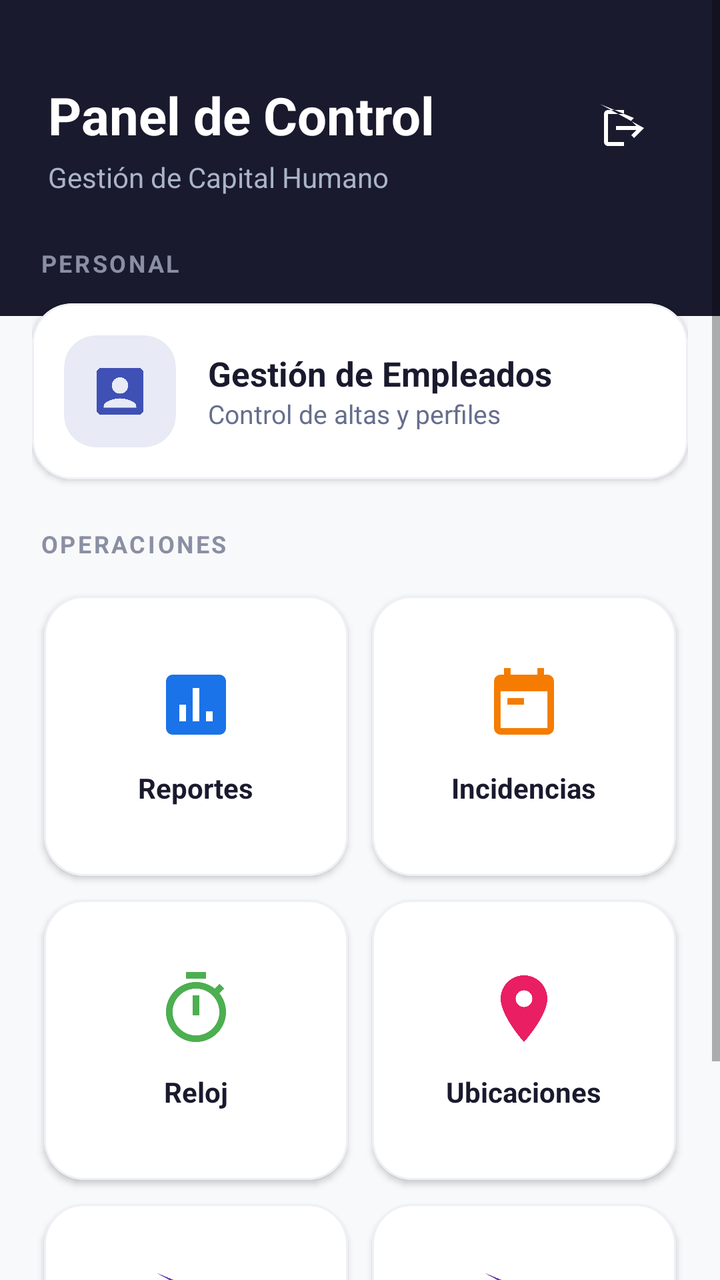
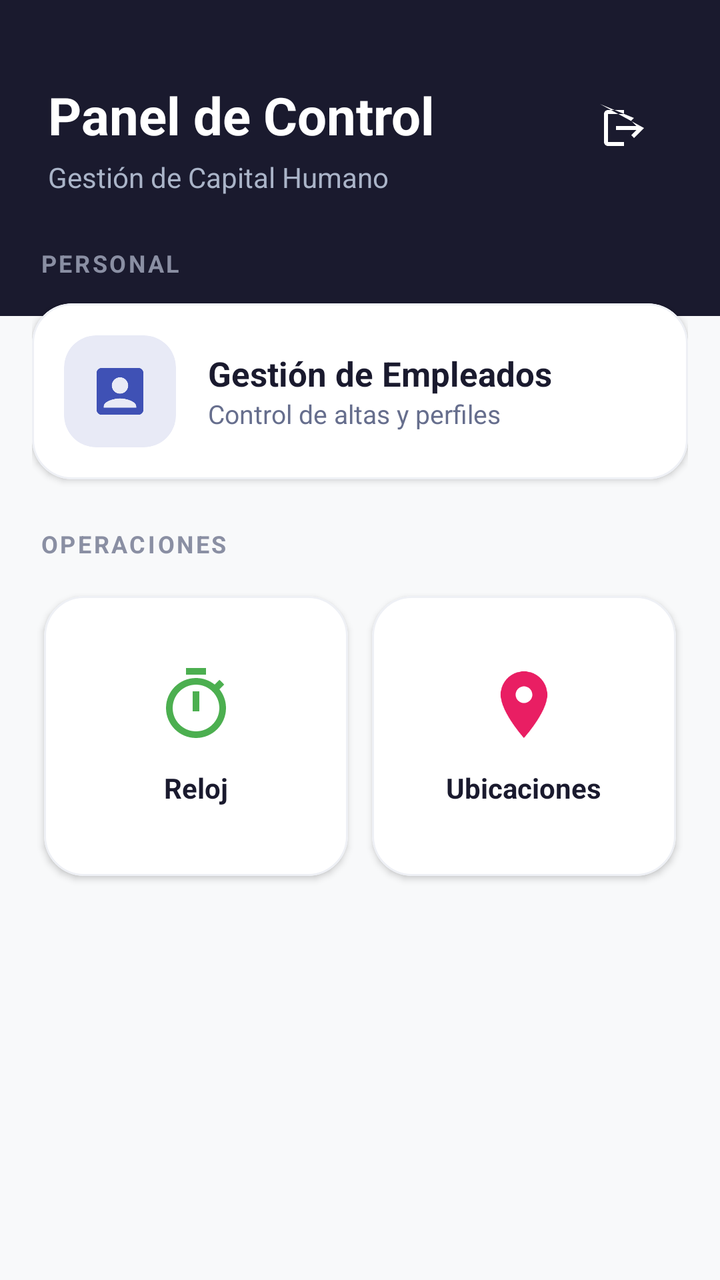

Compare the two renders of this Android layout. The source of the first and the diff that turns it into the second are given below.
<!-- AndroidManifest.xml: application theme Theme.ProntoCheck -->
<!-- res/layout/activity_dashboard.xml -->
<?xml version="1.0" encoding="utf-8"?>
<ScrollView xmlns:android="http://schemas.android.com/apk/res/android"
    xmlns:app="http://schemas.android.com/apk/res-auto"
    android:layout_width="match_parent"
    android:layout_height="match_parent"
    android:background="#F8F9FA"
    android:fillViewport="true">

    <LinearLayout
        android:layout_width="match_parent"
        android:layout_height="wrap_content"
        android:orientation="vertical">

        
        <RelativeLayout
            android:layout_width="match_parent"
            android:layout_height="wrap_content"
            android:background="#1A1A2E"
            android:paddingStart="24dp"
            android:paddingEnd="24dp"
            android:paddingTop="40dp"
            android:paddingBottom="60dp">

            <LinearLayout
                android:layout_width="wrap_content"
                android:layout_height="wrap_content"
                android:orientation="vertical"
                android:layout_alignParentStart="true">

                <TextView
                    android:layout_width="wrap_content"
                    android:layout_height="wrap_content"
                    android:text="Panel de Control"
                    android:textSize="26sp"
                    android:textStyle="bold"
                    android:textColor="#FFFFFF"/>

                <TextView
                    android:layout_width="wrap_content"
                    android:layout_height="wrap_content"
                    android:text="Gestión de Capital Humano"
                    android:textSize="14sp"
                    android:textColor="#AAB4C8"
                    android:layout_marginTop="4dp"/>
            </LinearLayout>

            
            <ImageButton
                android:id="@+id/btnCerrarSesion"
                android:layout_width="48dp"
                android:layout_height="48dp"
                android:layout_alignParentEnd="true"
                android:layout_centerVertical="false"
                android:background="?attr/selectableItemBackgroundBorderless"
                android:src="@drawable/ic_logout"
                android:padding="8dp"
                android:scaleType="centerInside"
                app:tint="#FFFFFF"
                android:contentDescription="Cerrar Sesión" />

        </RelativeLayout>

        
        <LinearLayout
            android:layout_width="match_parent"
            android:layout_height="wrap_content"
            android:orientation="vertical"
            android:paddingStart="16dp"
            android:paddingEnd="16dp"
            android:paddingBottom="24dp"
            android:layout_marginTop="-35dp">

            
            <TextView
                android:layout_width="wrap_content"
                android:layout_height="wrap_content"
                android:text="PERSONAL"
                android:textSize="12sp"
                android:textStyle="bold"
                android:textColor="#8A8FA3"
                android:letterSpacing="0.1"
                android:layout_marginBottom="12dp"
                android:layout_marginStart="4dp"/>

            
            <com.google.android.material.card.MaterialCardView
                android:layout_width="match_parent"
                android:layout_height="wrap_content"
                android:layout_marginBottom="24dp"
                app:cardCornerRadius="20dp"
                app:cardElevation="2dp"
                app:strokeWidth="1dp"
                app:strokeColor="#EEF0F5"
                app:cardBackgroundColor="#FFFFFF">

                <LinearLayout
                    android:id="@+id/btnGestion"
                    android:layout_width="match_parent"
                    android:layout_height="wrap_content"
                    android:orientation="horizontal"
                    android:gravity="center_vertical"
                    android:padding="16dp"
                    android:clickable="true"
                    android:focusable="true"
                    android:foreground="?attr/selectableItemBackground">

                    <com.google.android.material.card.MaterialCardView
                        android:layout_width="56dp"
                        android:layout_height="56dp"
                        app:cardCornerRadius="16dp"
                        app:cardElevation="0dp"
                        app:cardBackgroundColor="#E8EAF6">
                        <ImageView
                            android:layout_width="28dp"
                            android:layout_height="28dp"
                            android:layout_gravity="center"
                            android:src="@drawable/ic_badge"
                            app:tint="#3F51B5"/>
                    </com.google.android.material.card.MaterialCardView>

                    <LinearLayout
                        android:layout_width="0dp"
                        android:layout_height="wrap_content"
                        android:layout_weight="1"
                        android:orientation="vertical"
                        android:layout_marginStart="16dp">
                        <TextView
                            android:layout_width="wrap_content"
                            android:layout_height="wrap_content"
                            android:text="Gestión de Empleados"
                            android:textSize="17sp"
                            android:textStyle="bold"
                            android:textColor="#1A1A2E"/>
                        <TextView
                            android:layout_width="wrap_content"
                            android:layout_height="wrap_content"
                            android:text="Control de altas y perfiles"
                            android:textSize="13sp"
                            android:textColor="#666E8D"/>
                    </LinearLayout>
                </LinearLayout>
            </com.google.android.material.card.MaterialCardView>

            
            <TextView
                android:layout_width="wrap_content"
                android:layout_height="wrap_content"
                android:text="OPERACIONES"
                android:textSize="12sp"
                android:textStyle="bold"
                android:textColor="#8A8FA3"
                android:letterSpacing="0.1"
                android:layout_marginBottom="12dp"
                android:layout_marginStart="4dp"/>

            <GridLayout
                android:layout_width="match_parent"
                android:layout_height="wrap_content"
                android:columnCount="2"
                android:alignmentMode="alignMargins"
                android:columnOrderPreserved="false">

                
                <com.google.android.material.card.MaterialCardView
                    android:layout_width="0dp"
                    android:layout_height="140dp"
                    android:layout_columnWeight="1"
                    android:layout_margin="6dp"
                    app:cardCornerRadius="20dp"
                    app:cardElevation="2dp"
                    app:strokeWidth="1dp"
                    app:strokeColor="#EEF0F5">
                    <LinearLayout
                        android:id="@+id/cardIncidencias"
                        android:layout_width="match_parent"
                        android:layout_height="match_parent"
                        android:gravity="center"
                        android:clickable="true"
                        android:focusable="true"
                        android:foreground="?attr/selectableItemBackground"
                        android:orientation="vertical">
                        <ImageView
                            android:layout_width="40dp"
                            android:layout_height="40dp"
                            android:src="@drawable/ic_analytics"
                            app:tint="#1A73E8"/>
                        <TextView
                            android:layout_width="wrap_content"
                            android:layout_height="wrap_content"
                            android:layout_marginTop="12dp"
                            android:text="Reportes"
                            android:textColor="#1A1A2E"
                            android:textStyle="bold"/>
                    </LinearLayout>
                </com.google.android.material.card.MaterialCardView>

                
                <com.google.android.material.card.MaterialCardView
                    android:layout_width="0dp"
                    android:layout_height="140dp"
                    android:layout_columnWeight="1"
                    android:layout_margin="6dp"
                    app:cardCornerRadius="20dp"
                    app:cardElevation="2dp"
                    app:strokeWidth="1dp"
                    app:strokeColor="#EEF0F5">
                    <LinearLayout
                        android:id="@+id/btnIncidencias"
                        android:layout_width="match_parent"
                        android:layout_height="match_parent"
                        android:gravity="center"
                        android:clickable="true"
                        android:focusable="true"
                        android:foreground="?attr/selectableItemBackground"
                        android:orientation="vertical">
                        <ImageView
                            android:layout_width="40dp"
                            android:layout_height="40dp"
                            android:src="@drawable/ic_event_note"
                            app:tint="#F57C00"/>
                        <TextView
                            android:layout_width="wrap_content"
                            android:layout_height="wrap_content"
                            android:layout_marginTop="12dp"
                            android:text="Incidencias"
                            android:textColor="#1A1A2E"
                            android:textStyle="bold"/>
                    </LinearLayout>
                </com.google.android.material.card.MaterialCardView>

                
                <com.google.android.material.card.MaterialCardView
                    android:layout_width="0dp"
                    android:layout_height="140dp"
                    android:layout_columnWeight="1"
                    android:layout_margin="6dp"
                    app:cardCornerRadius="20dp"
                    app:cardElevation="2dp"
                    app:strokeWidth="1dp"
                    app:strokeColor="#EEF0F5">
                    <LinearLayout
                        android:id="@+id/btnReloj"
                        android:layout_width="match_parent"
                        android:layout_height="match_parent"
                        android:gravity="center"
                        android:clickable="true"
                        android:focusable="true"
                        android:foreground="?attr/selectableItemBackground"
                        android:orientation="vertical">
                        <ImageView
                            android:layout_width="40dp"
                            android:layout_height="40dp"
                            android:src="@drawable/ic_timer"
                            app:tint="#4CAF50"/>
                        <TextView
                            android:layout_width="wrap_content"
                            android:layout_height="wrap_content"
                            android:layout_marginTop="12dp"
                            android:text="Reloj"
                            android:textColor="#1A1A2E"
                            android:textStyle="bold"/>
                    </LinearLayout>
                </com.google.android.material.card.MaterialCardView>

                
                <com.google.android.material.card.MaterialCardView
                    android:id="@+id/cardUbicaciones"
                    android:layout_width="0dp"
                    android:layout_height="140dp"
                    android:layout_columnWeight="1"
                    android:layout_margin="6dp"
                    app:cardCornerRadius="20dp"
                    app:cardElevation="2dp"
                    app:strokeWidth="1dp"
                    app:strokeColor="#EEF0F5">
                    <LinearLayout
                        android:id="@+id/btnUbicaciones"
                        android:layout_width="match_parent"
                        android:layout_height="match_parent"
                        android:gravity="center"
                        android:clickable="true"
                        android:focusable="true"
                        android:foreground="?attr/selectableItemBackground"
                        android:orientation="vertical">
                        <ImageView
                            android:layout_width="40dp"
                            android:layout_height="40dp"
                            android:src="@drawable/ic_location"
                            app:tint="#E91E63"/>
                        <TextView
                            android:layout_width="wrap_content"
                            android:layout_height="wrap_content"
                            android:layout_marginTop="12dp"
                            android:text="Ubicaciones"
                            android:textColor="#1A1A2E"
                            android:textStyle="bold"/>
                    </LinearLayout>
                </com.google.android.material.card.MaterialCardView>

                
                <com.google.android.material.card.MaterialCardView
                    android:id="@+id/cardFormatos"
                    android:layout_width="0dp"
                    android:layout_height="140dp"
                    android:layout_columnWeight="1"
                    android:layout_margin="6dp"
                    android:visibility="visible"
                    app:cardCornerRadius="20dp"
                    app:cardElevation="2dp"
                    app:strokeWidth="1dp"
                    app:strokeColor="#EEF0F5">
                    <LinearLayout
                        android:id="@+id/btnFormatos"
                        android:layout_width="match_parent"
                        android:layout_height="match_parent"
                        android:gravity="center"
                        android:clickable="true"
                        android:focusable="true"
                        android:foreground="?attr/selectableItemBackground"
                        android:orientation="vertical">
                        <ImageView
                            android:layout_width="40dp"
                            android:layout_height="40dp"
                            android:src="@drawable/ic_logout"
                            app:tint="#673AB7"/>
                        <TextView
                            android:layout_width="wrap_content"
                            android:layout_height="wrap_content"
                            android:layout_marginTop="12dp"
                            android:text="Formatos"
                            android:textColor="#1A1A2E"
                            android:textStyle="bold"/>
                    </LinearLayout>
                </com.google.android.material.card.MaterialCardView>

                
                <com.google.android.material.card.MaterialCardView
                    android:id="@+id/cardProductos"
                    android:layout_width="0dp"
                    android:layout_height="140dp"
                    android:layout_columnWeight="1"
                    android:layout_margin="6dp"
                    android:visibility="visible"
                    app:cardCornerRadius="20dp"
                    app:cardElevation="2dp"
                    app:strokeWidth="1dp"
                    app:strokeColor="#EEF0F5">
                    <LinearLayout
                        android:id="@+id/btnInventario"
                        android:layout_width="match_parent"
                        android:layout_height="match_parent"
                        android:gravity="center"
                        android:clickable="true"
                        android:focusable="true"
                        android:foreground="?attr/selectableItemBackground"
                        android:orientation="vertical">
                        <ImageView
                            android:layout_width="40dp"
                            android:layout_height="40dp"
                            android:src="@drawable/ic_logout"
                            app:tint="#673AB7"/>
                        <TextView
                            android:layout_width="wrap_content"
                            android:layout_height="wrap_content"
                            android:layout_marginTop="12dp"
                            android:text="Formatos"
                            android:textColor="#1A1A2E"
                            android:textStyle="bold"/>
                    </LinearLayout>
                </com.google.android.material.card.MaterialCardView>




            </GridLayout>

        </LinearLayout>
    </LinearLayout>
</ScrollView>
<!-- resources referenced by this layout -->
<resources>
  <!-- drawable ic_analytics (drawable) -->
  <vector xmlns:android="http://schemas.android.com/apk/res/android"
      android:width="24dp"
      android:height="24dp"
      android:viewportWidth="24"
      android:viewportHeight="24">
      <path
          android:fillColor="#FF000000"
          android:pathData="M19,3L5,3c-1.1,0 -2,0.9 -2,2v14c0,1.1 0.9,2 2,2h14c1.1,0 2,-0.9 2,-2L21,5c0,-1.1 -0.9,-2 -2,-2zM9,17L7,17v-5h2v5zM13,17h-2L11,7h2v10zM17,17h-2v-3h2v3z"/>
  </vector>
  <!-- drawable ic_badge (drawable) -->
  <vector xmlns:android="http://schemas.android.com/apk/res/android"
      android:width="24dp"
      android:height="24dp"
      android:viewportWidth="24"
      android:viewportHeight="24">
      <path
          android:fillColor="#FF000000"
          android:pathData="M20,2L4,2c-1.1,0 -2,0.9 -2,2v16c0,1.1 0.9,2 2,2h16c1.1,0 2,-0.9 2,-2L22,4c0,-1.1 -0.9,-2 -2,-2zM12,6c1.93,0 3.5,1.57 3.5,3.5S13.93,13 12,13s-3.5,-1.57 -3.5,-3.5S10.07,6 12,6zM19,19L5,19v-0.5c0,-2.33 4.67,-3.5 7,-3.5s7,1.17 7,3.5v0.5z"/>
  </vector>
  <!-- drawable ic_event_note (drawable) -->
  <vector xmlns:android="http://schemas.android.com/apk/res/android"
      android:width="24dp"
      android:height="24dp"
      android:viewportWidth="24"
      android:viewportHeight="24">
      <path
          android:fillColor="#FF000000"
          android:pathData="M19,3h-1L18,1h-2v2L8,3L8,1L6,1v2L5,3c-1.11,0 -1.99,0.9 -1.99,2L3,19c0,1.1 0.89,2 2,2h14c1.1,0 2,-0.9 2,-2L21,5c0,-1.1 -0.9,-2 -2,-2zM19,19L5,19L5,8h14v11zM7,10h5v2L7,12z"/>
  </vector>
  <!-- drawable ic_location (drawable) -->
  <vector xmlns:android="http://schemas.android.com/apk/res/android"
      android:width="24dp"
      android:height="24dp"
      android:viewportWidth="24"
      android:viewportHeight="24">
      <path
          android:fillColor="#FF000000"
          android:pathData="M12,2C8.13,2 5,5.13 5,9c0,5.25 7,13 7,13s7,-7.75 7,-13c0,-3.87 -3.13,-7 -7,-7zM12,11.5c-1.38,0 -2.5,-1.12 -2.5,-2.5s1.12,-2.5 2.5,-2.5 2.5,1.12 2.5,2.5 -1.12,2.5 -2.5,2.5z"/>
  </vector>
  <!-- drawable ic_logout (drawable) -->
  <vector xmlns:android="http://schemas.android.com/apk/res/android"
      android:width="24dp"
      android:height="24dp"
      android:viewportWidth="24"
      android:viewportHeight="24"
      android:tint="?attr/colorControlNormal">
      <path
          android:fillColor="@android:color/white"
          android:pathData="L17,7l-1.41,1.41L18.17,11H8v2h10.17l-2.58,2.58L17,17l5,-5zM4,5h8V3H4c-1.1,0 -2,0.9 -2,2v14c0,1.1 0.9,2 2,2h8v-2H4V5z"/>
  </vector>
  <!-- drawable ic_timer (drawable) -->
  <vector xmlns:android="http://schemas.android.com/apk/res/android"
      android:width="24dp"
      android:height="24dp"
      android:viewportWidth="24"
      android:viewportHeight="24">
      <path
          android:fillColor="#FF000000"
          android:pathData="M15,1L9,1v2h6L15,1zM11,14h2L13,8h-2v6zM19.03,7.39l1.42,-1.42c-0.43,-0.51 -0.9,-0.99 -1.41,-1.41l-1.42,1.42C16.07,4.74 14.12,4 12,4c-4.97,0 -9,4.03 -9,9s4.03,9 9,9 9,-4.03 9,-9c0,-2.12 -0.74,-4.07 -1.97,-5.61zM12,20c-3.87,0 -7,-3.13 -7,-7s3.13,-7 7,-7 7,3.13 7,7 -3.13,7 -7,7z"/>
  </vector>
  <style name="Theme.ProntoCheck" parent="Theme.MaterialComponents.DayNight.NoActionBar">
          
          <item name="colorPrimary">#6650a4</item>
          <item name="colorSecondary">#625b71</item>
  
          
          <item name="android:statusBarColor">#FFFFFF</item>
          <item name="android:windowLightStatusBar">true</item>
      </style>
</resources>

<!-- the commit's change to res/layout/activity_dashboard.xml (unified diff, before → after) -->
@@ -1,5 +1,6 @@
 <?xml version="1.0" encoding="utf-8"?>
-<ScrollView xmlns:android="http://schemas.android.com/apk/res/android"
+<ScrollView
+    xmlns:android="http://schemas.android.com/apk/res/android"
     xmlns:app="http://schemas.android.com/apk/res-auto"
     android:layout_width="match_parent"
     android:layout_height="match_parent"
@@ -24,24 +25,25 @@
             <LinearLayout
                 android:layout_width="wrap_content"
                 android:layout_height="wrap_content"
-                android:orientation="vertical"
-                android:layout_alignParentStart="true">
+                android:layout_alignParentStart="true"
+                android:orientation="vertical">
 
                 <TextView
                     android:layout_width="wrap_content"
                     android:layout_height="wrap_content"
                     android:text="Panel de Control"
+                    android:textColor="#FFFFFF"
                     android:textSize="26sp"
-                    android:textStyle="bold"
-                    android:textColor="#FFFFFF"/>
+                    android:textStyle="bold" />
 
                 <TextView
                     android:layout_width="wrap_content"
                     android:layout_height="wrap_content"
+                    android:layout_marginTop="4dp"
                     android:text="Gestión de Capital Humano"
-                    android:textSize="14sp"
                     android:textColor="#AAB4C8"
-                    android:layout_marginTop="4dp"/>
+                    android:textSize="14sp" />
+
             </LinearLayout>
 
             
@@ -50,13 +52,12 @@
                 android:layout_width="48dp"
                 android:layout_height="48dp"
                 android:layout_alignParentEnd="true"
-                android:layout_centerVertical="false"
                 android:background="?attr/selectableItemBackgroundBorderless"
-                android:src="@drawable/ic_logout"
+                android:contentDescription="Cerrar Sesión"
                 android:padding="8dp"
                 android:scaleType="centerInside"
-                app:tint="#FFFFFF"
-                android:contentDescription="Cerrar Sesión" />
+                android:src="@drawable/ic_logout"
+                app:tint="#FFFFFF" />
 
         </RelativeLayout>
 
@@ -64,100 +65,108 @@
         <LinearLayout
             android:layout_width="match_parent"
             android:layout_height="wrap_content"
+            android:layout_marginTop="-35dp"
             android:orientation="vertical"
             android:paddingStart="16dp"
             android:paddingEnd="16dp"
-            android:paddingBottom="24dp"
-            android:layout_marginTop="-35dp">
+            android:paddingBottom="24dp">
 
             
             <TextView
                 android:layout_width="wrap_content"
                 android:layout_height="wrap_content"
+                android:layout_marginStart="4dp"
+                android:layout_marginBottom="12dp"
+                android:letterSpacing="0.1"
                 android:text="PERSONAL"
+                android:textColor="#8A8FA3"
                 android:textSize="12sp"
-                android:textStyle="bold"
-                android:textColor="#8A8FA3"
-                android:letterSpacing="0.1"
-                android:layout_marginBottom="12dp"
-                android:layout_marginStart="4dp"/>
+                android:textStyle="bold" />
 
             
             <com.google.android.material.card.MaterialCardView
                 android:layout_width="match_parent"
                 android:layout_height="wrap_content"
                 android:layout_marginBottom="24dp"
+                app:cardBackgroundColor="#FFFFFF"
                 app:cardCornerRadius="20dp"
                 app:cardElevation="2dp"
-                app:strokeWidth="1dp"
                 app:strokeColor="#EEF0F5"
-                app:cardBackgroundColor="#FFFFFF">
+                app:strokeWidth="1dp">
 
                 <LinearLayout
                     android:id="@+id/btnGestion"
                     android:layout_width="match_parent"
                     android:layout_height="wrap_content"
-                    android:orientation="horizontal"
-                    android:gravity="center_vertical"
-                    android:padding="16dp"
                     android:clickable="true"
                     android:focusable="true"
-                    android:foreground="?attr/selectableItemBackground">
+                    android:foreground="?attr/selectableItemBackground"
+                    android:gravity="center_vertical"
+                    android:orientation="horizontal"
+                    android:padding="16dp">
 
                     <com.google.android.material.card.MaterialCardView
                         android:layout_width="56dp"
                         android:layout_height="56dp"
+                        app:cardBackgroundColor="#E8EAF6"
                         app:cardCornerRadius="16dp"
-                        app:cardElevation="0dp"
-                        app:cardBackgroundColor="#E8EAF6">
+                        app:cardElevation="0dp">
+
                         <ImageView
                             android:layout_width="28dp"
                             android:layout_height="28dp"
                             android:layout_gravity="center"
                             android:src="@drawable/ic_badge"
-                            app:tint="#3F51B5"/>
+                            app:tint="#3F51B5" />
+
                     </com.google.android.material.card.MaterialCardView>
 
                     <LinearLayout
                         android:layout_width="0dp"
                         android:layout_height="wrap_content"
+                        android:layout_marginStart="16dp"
                         android:layout_weight="1"
-                        android:orientation="vertical"
-                        android:layout_marginStart="16dp">
+                        android:orientation="vertical">
+
                         <TextView
                             android:layout_width="wrap_content"
                             android:layout_height="wrap_content"
                             android:text="Gestión de Empleados"
+                            android:textColor="#1A1A2E"
                             android:textSize="17sp"
-                            android:textStyle="bold"
-                            android:textColor="#1A1A2E"/>
+                            android:textStyle="bold" />
+
                         <TextView
                             android:layout_width="wrap_content"
                             android:layout_height="wrap_content"
                             android:text="Control de altas y perfiles"
-                            android:textSize="13sp"
-                            android:textColor="#666E8D"/>
+                            android:textColor="#666E8D"
+                            android:textSize="13sp" />
+
                     </LinearLayout>
+
                 </LinearLayout>
+
             </com.google.android.material.card.MaterialCardView>
 
             
             <TextView
                 android:layout_width="wrap_content"
                 android:layout_height="wrap_content"
+                android:layout_marginStart="4dp"
+                android:layout_marginBottom="12dp"
+                android:letterSpacing="0.1"
                 android:text="OPERACIONES"
+                android:textColor="#8A8FA3"
                 android:textSize="12sp"
-                android:textStyle="bold"
-                android:textColor="#8A8FA3"
-                android:letterSpacing="0.1"
-                android:layout_marginBottom="12dp"
-                android:layout_marginStart="4dp"/>
-
+                android:textStyle="bold" />
+
+            
             <GridLayout
                 android:layout_width="match_parent"
                 android:layout_height="wrap_content"
+                android:alignmentMode="alignMargins"
                 android:columnCount="2"
-                android:alignmentMode="alignMargins"
                 android:columnOrderPreserved="false">
 
                 
@@ -168,98 +177,35 @@
                     android:layout_margin="6dp"
                     app:cardCornerRadius="20dp"
                     app:cardElevation="2dp"
-                    app:strokeWidth="1dp"
-                    app:strokeColor="#EEF0F5">
-                    <LinearLayout
-                        android:id="@+id/cardIncidencias"
-                        android:layout_width="match_parent"
-                        android:layout_height="match_parent"
-                        android:gravity="center"
-                        android:clickable="true"
-                        android:focusable="true"
-                        android:foreground="?attr/selectableItemBackground"
-                        android:orientation="vertical">
-                        <ImageView
-                            android:layout_width="40dp"
-                            android:layout_height="40dp"
-                            android:src="@drawable/ic_analytics"
-                            app:tint="#1A73E8"/>
-                        <TextView
-                            android:layout_width="wrap_content"
-                            android:layout_height="wrap_content"
-                            android:layout_marginTop="12dp"
-                            android:text="Reportes"
-                            android:textColor="#1A1A2E"
-                            android:textStyle="bold"/>
-                    </LinearLayout>
-                </com.google.android.material.card.MaterialCardView>
-
-                
-                <com.google.android.material.card.MaterialCardView
-                    android:layout_width="0dp"
-                    android:layout_height="140dp"
-                    android:layout_columnWeight="1"
-                    android:layout_margin="6dp"
-                    app:cardCornerRadius="20dp"
-                    app:cardElevation="2dp"
-                    app:strokeWidth="1dp"
-                    app:strokeColor="#EEF0F5">
-                    <LinearLayout
-                        android:id="@+id/btnIncidencias"
-                        android:layout_width="match_parent"
-                        android:layout_height="match_parent"
-                        android:gravity="center"
-                        android:clickable="true"
-                        android:focusable="true"
-                        android:foreground="?attr/selectableItemBackground"
-                        android:orientation="vertical">
-                        <ImageView
-                            android:layout_width="40dp"
-                            android:layout_height="40dp"
-                            android:src="@drawable/ic_event_note"
-                            app:tint="#F57C00"/>
-                        <TextView
-                            android:layout_width="wrap_content"
-                            android:layout_height="wrap_content"
-                            android:layout_marginTop="12dp"
-                            android:text="Incidencias"
-                            android:textColor="#1A1A2E"
-                            android:textStyle="bold"/>
-                    </LinearLayout>
-                </com.google.android.material.card.MaterialCardView>
-
-                
-                <com.google.android.material.card.MaterialCardView
-                    android:layout_width="0dp"
-                    android:layout_height="140dp"
-                    android:layout_columnWeight="1"
-                    android:layout_margin="6dp"
-                    app:cardCornerRadius="20dp"
-                    app:cardElevation="2dp"
-                    app:strokeWidth="1dp"
-                    app:strokeColor="#EEF0F5">
+                    app:strokeColor="#EEF0F5"
+                    app:strokeWidth="1dp">
+
                     <LinearLayout
                         android:id="@+id/btnReloj"
                         android:layout_width="match_parent"
                         android:layout_height="match_parent"
-                        android:gravity="center"
                         android:clickable="true"
                         android:focusable="true"
                         android:foreground="?attr/selectableItemBackground"
+                        android:gravity="center"
                         android:orientation="vertical">
+
                         <ImageView
                             android:layout_width="40dp"
                             android:layout_height="40dp"
                             android:src="@drawable/ic_timer"
-                            app:tint="#4CAF50"/>
+                            app:tint="#4CAF50" />
+
                         <TextView
                             android:layout_width="wrap_content"
                             android:layout_height="wrap_content"
                             android:layout_marginTop="12dp"
                             android:text="Reloj"
                             android:textColor="#1A1A2E"
-                            android:textStyle="bold"/>
+                            android:textStyle="bold" />
+
                     </LinearLayout>
+
                 </com.google.android.material.card.MaterialCardView>
 
                 
@@ -271,109 +217,41 @@
                     android:layout_margin="6dp"
                     app:cardCornerRadius="20dp"
                     app:cardElevation="2dp"
-                    app:strokeWidth="1dp"
-                    app:strokeColor="#EEF0F5">
+                    app:strokeColor="#EEF0F5"
+                    app:strokeWidth="1dp">
+
                     <LinearLayout
                         android:id="@+id/btnUbicaciones"
                         android:layout_width="match_parent"
                         android:layout_height="match_parent"
-                        android:gravity="center"
                         android:clickable="true"
                         android:focusable="true"
                         android:foreground="?attr/selectableItemBackground"
+                        android:gravity="center"
                         android:orientation="vertical">
+
                         <ImageView
                             android:layout_width="40dp"
                             android:layout_height="40dp"
                             android:src="@drawable/ic_location"
-                            app:tint="#E91E63"/>
+                            app:tint="#E91E63" />
+
                         <TextView
                             android:layout_width="wrap_content"
                             android:layout_height="wrap_content"
                             android:layout_marginTop="12dp"
                             android:text="Ubicaciones"
                             android:textColor="#1A1A2E"
-                            android:textStyle="bold"/>
+                            android:textStyle="bold" />
+
                     </LinearLayout>
+
                 </com.google.android.material.card.MaterialCardView>
 
-                
-                <com.google.android.material.card.MaterialCardView
-                    android:id="@+id/cardFormatos"
-                    android:layout_width="0dp"
-                    android:layout_height="140dp"
-                    android:layout_columnWeight="1"
-                    android:layout_margin="6dp"
-                    android:visibility="visible"
-                    app:cardCornerRadius="20dp"
-                    app:cardElevation="2dp"
-                    app:strokeWidth="1dp"
-                    app:strokeColor="#EEF0F5">
-                    <LinearLayout
-                        android:id="@+id/btnFormatos"
-                        android:layout_width="match_parent"
-                        android:layout_height="match_parent"
-                        android:gravity="center"
-                        android:clickable="true"
-                        android:focusable="true"
-                        android:foreground="?attr/selectableItemBackground"
-                        android:orientation="vertical">
-                        <ImageView
-                            android:layout_width="40dp"
-                            android:layout_height="40dp"
-                            android:src="@drawable/ic_logout"
-                            app:tint="#673AB7"/>
-                        <TextView
-                            android:layout_width="wrap_content"
-                            android:layout_height="wrap_content"
-                            android:layout_marginTop="12dp"
-                            android:text="Formatos"
-                            android:textColor="#1A1A2E"
-                            android:textStyle="bold"/>
-                    </LinearLayout>
-                </com.google.android.material.card.MaterialCardView>
-
-                
-                <com.google.android.material.card.MaterialCardView
-                    android:id="@+id/cardProductos"
-                    android:layout_width="0dp"
-                    android:layout_height="140dp"
-                    android:layout_columnWeight="1"
-                    android:layout_margin="6dp"
-                    android:visibility="visible"
-                    app:cardCornerRadius="20dp"
-                    app:cardElevation="2dp"
-                    app:strokeWidth="1dp"
-                    app:strokeColor="#EEF0F5">
-                    <LinearLayout
-                        android:id="@+id/btnInventario"
-                        android:layout_width="match_parent"
-                        android:layout_height="match_parent"
-                        android:gravity="center"
-                        android:clickable="true"
-                        android:focusable="true"
-                        android:foreground="?attr/selectableItemBackground"
-                        android:orientation="vertical">
-                        <ImageView
-                            android:layout_width="40dp"
-                            android:layout_height="40dp"
-                            android:src="@drawable/ic_logout"
-                            app:tint="#673AB7"/>
-                        <TextView
-                            android:layout_width="wrap_content"
-                            android:layout_height="wrap_content"
-                            android:layout_marginTop="12dp"
-                            android:text="Formatos"
-                            android:textColor="#1A1A2E"
-                            android:textStyle="bold"/>
-                    </LinearLayout>
-                </com.google.android.material.card.MaterialCardView>
-
-
-
-
             </GridLayout>
 
         </LinearLayout>
+
     </LinearLayout>
+
 </ScrollView>
<!-- resource entries referenced after the edit -->
@@ -1,15 +1,5 @@
 <!-- resources referenced by this layout -->
 <resources>
-  <!-- drawable ic_analytics (drawable) -->
-  <vector xmlns:android="http://schemas.android.com/apk/res/android"
-      android:width="24dp"
-      android:height="24dp"
-      android:viewportWidth="24"
-      android:viewportHeight="24">
-      <path
-          android:fillColor="#FF000000"
-          android:pathData="M19,3L5,3c-1.1,0 -2,0.9 -2,2v14c0,1.1 0.9,2 2,2h14c1.1,0 2,-0.9 2,-2L21,5c0,-1.1 -0.9,-2 -2,-2zM9,17L7,17v-5h2v5zM13,17h-2L11,7h2v10zM17,17h-2v-3h2v3z"/>
-  </vector>
   <!-- drawable ic_badge (drawable) -->
   <vector xmlns:android="http://schemas.android.com/apk/res/android"
       android:width="24dp"
@@ -19,16 +9,6 @@
       <path
           android:fillColor="#FF000000"
           android:pathData="M20,2L4,2c-1.1,0 -2,0.9 -2,2v16c0,1.1 0.9,2 2,2h16c1.1,0 2,-0.9 2,-2L22,4c0,-1.1 -0.9,-2 -2,-2zM12,6c1.93,0 3.5,1.57 3.5,3.5S13.93,13 12,13s-3.5,-1.57 -3.5,-3.5S10.07,6 12,6zM19,19L5,19v-0.5c0,-2.33 4.67,-3.5 7,-3.5s7,1.17 7,3.5v0.5z"/>
-  </vector>
-  <!-- drawable ic_event_note (drawable) -->
-  <vector xmlns:android="http://schemas.android.com/apk/res/android"
-      android:width="24dp"
-      android:height="24dp"
-      android:viewportWidth="24"
-      android:viewportHeight="24">
-      <path
-          android:fillColor="#FF000000"
-          android:pathData="M19,3h-1L18,1h-2v2L8,3L8,1L6,1v2L5,3c-1.11,0 -1.99,0.9 -1.99,2L3,19c0,1.1 0.89,2 2,2h14c1.1,0 2,-0.9 2,-2L21,5c0,-1.1 -0.9,-2 -2,-2zM19,19L5,19L5,8h14v11zM7,10h5v2L7,12z"/>
   </vector>
   <!-- drawable ic_location (drawable) -->
   <vector xmlns:android="http://schemas.android.com/apk/res/android"
